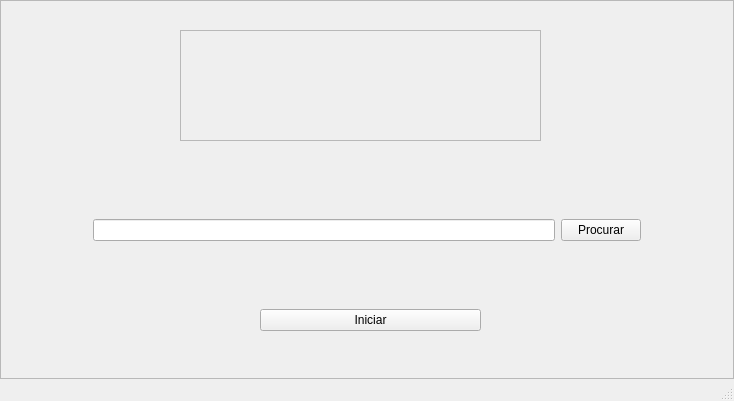
Old version of the form qt_designer/pje-converter.ui in the repository hadtrindade/conversor-e-divisor.
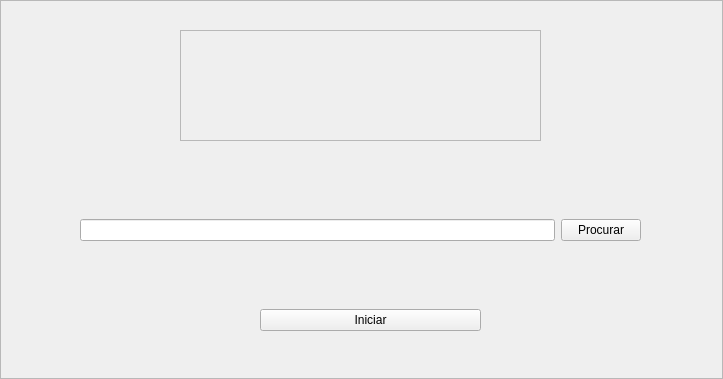
New version of the form. Icons and pictures are not drawn.

```diff
--- a/qt_designer/pje-converter.ui
+++ b/qt_designer/pje-converter.ui
@@ -6,8 +6,8 @@
    <rect>
     <x>0</x>
     <y>0</y>
-    <width>734</width>
-    <height>401</height>
+    <width>723</width>
+    <height>379</height>
    </rect>
   </property>
   <property name="windowTitle">
@@ -56,17 +56,10 @@
        </property>
        <layout class="QHBoxLayout" name="horizontalLayout">
         <item>
-         <widget class="QLabel" name="label">
-          <property name="text">
-           <string/>
-          </property>
-         </widget>
+         <widget class="QLineEdit" name="input_file"/>
         </item>
         <item>
-         <widget class="QLineEdit" name="lineEdit"/>
-        </item>
-        <item>
-         <widget class="QPushButton" name="pushButton">
+         <widget class="QPushButton" name="search_file_button">
           <property name="text">
            <string>Procurar</string>
           </property>
@@ -116,7 +109,6 @@
     </item>
    </layout>
   </widget>
-  <widget class="QStatusBar" name="statusbar"/>
  </widget>
  <resources>
   <include location="resources_pje.qrc"/>
```
Left out of the diff: 27 changed lines with no effect on the pictures.
